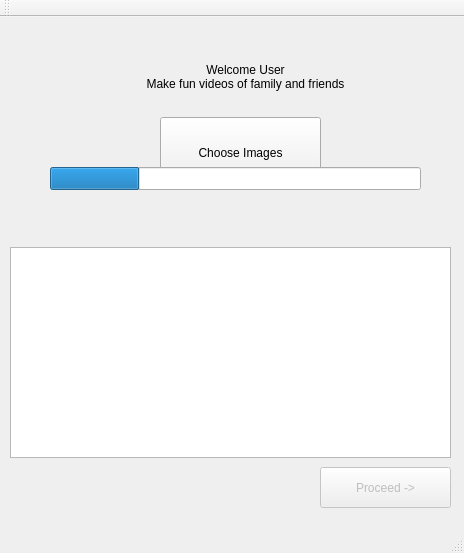
The window that mainwindow.ui (aman-bhatia/dia-2) describes before a commit, drawn with Qt 5.
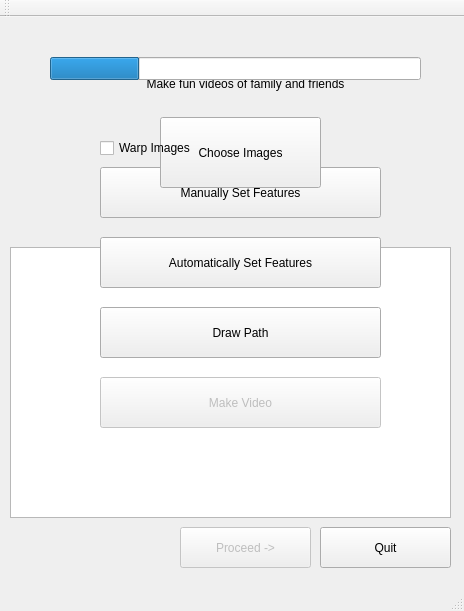
The same window after the commit.

Commit message: Added Image warping, drawing of path and enhanced user interface, nobugs in this version, to do is bilateral and automatic feature detection

Diff of the .ui file:
```diff
--- a/mainwindow.ui
+++ b/mainwindow.ui
@@ -7,7 +7,7 @@
     <x>0</x>
     <y>0</y>
     <width>464</width>
-    <height>553</height>
+    <height>611</height>
    </rect>
   </property>
   <property name="windowTitle">
@@ -46,18 +46,18 @@
       <x>10</x>
       <y>230</y>
       <width>441</width>
-      <height>211</height>
+      <height>271</height>
      </rect>
     </property>
    </widget>
-   <widget class="QPushButton" name="pushButton_2">
+   <widget class="QPushButton" name="pushButton_proceed">
     <property name="enabled">
      <bool>false</bool>
     </property>
     <property name="geometry">
      <rect>
-      <x>320</x>
-      <y>450</y>
+      <x>180</x>
+      <y>510</y>
       <width>131</width>
       <height>41</height>
      </rect>
@@ -66,13 +66,13 @@
      <string>Proceed -&gt;</string>
     </property>
    </widget>
-   <widget class="QPushButton" name="pushButton_3">
+   <widget class="QPushButton" name="pushButton_man_feature">
     <property name="geometry">
      <rect>
       <x>100</x>
-      <y>250</y>
+      <y>150</y>
       <width>281</width>
-      <height>81</height>
+      <height>51</height>
      </rect>
     </property>
     <property name="text">
@@ -82,13 +82,16 @@
      <bool>false</bool>
     </property>
    </widget>
-   <widget class="QPushButton" name="pushButton_4">
+   <widget class="QPushButton" name="pushButton_make_video">
+    <property name="enabled">
+     <bool>false</bool>
+    </property>
     <property name="geometry">
      <rect>
       <x>100</x>
-      <y>350</y>
+      <y>360</y>
       <width>281</width>
-      <height>81</height>
+      <height>51</height>
      </rect>
     </property>
     <property name="text">
@@ -98,22 +101,6 @@
      <bool>false</bool>
     </property>
    </widget>
-   <widget class="QLabel" name="label_2">
-    <property name="enabled">
-     <bool>true</bool>
-    </property>
-    <property name="geometry">
-     <rect>
-      <x>60</x>
-      <y>190</y>
-      <width>371</width>
-      <height>51</height>
-     </rect>
-    </property>
-    <property name="text">
-     <string>&lt;html&gt;&lt;head/&gt;&lt;body&gt;&lt;p align=&quot;center&quot;&gt;&lt;br/&gt;&lt;/p&gt;&lt;/body&gt;&lt;/html&gt;</string>
-    </property>
-   </widget>
    <widget class="QProgressBar" name="progressBar">
     <property name="enabled">
      <bool>true</bool>
@@ -121,7 +108,7 @@
     <property name="geometry">
      <rect>
       <x>50</x>
-      <y>150</y>
+      <y>40</y>
       <width>371</width>
       <height>23</height>
      </rect>
@@ -137,7 +124,7 @@
     <property name="geometry">
      <rect>
       <x>50</x>
-      <y>180</y>
+      <y>70</y>
       <width>371</width>
       <height>31</height>
      </rect>
@@ -146,15 +133,85 @@
      <string>&lt;html&gt;&lt;head/&gt;&lt;body&gt;&lt;p&gt;&lt;br/&gt;&lt;/p&gt;&lt;/body&gt;&lt;/html&gt;</string>
     </property>
    </widget>
-   <zorder>pushButton_2</zorder>
-   <zorder>pushButton_3</zorder>
+   <widget class="QCheckBox" name="checkBox_warp">
+    <property name="geometry">
+     <rect>
+      <x>100</x>
+      <y>120</y>
+      <width>141</width>
+      <height>22</height>
+     </rect>
+    </property>
+    <property name="text">
+     <string>Warp Images</string>
+    </property>
+   </widget>
+   <widget class="QPushButton" name="pushButton_quit">
+    <property name="enabled">
+     <bool>true</bool>
+    </property>
+    <property name="geometry">
+     <rect>
+      <x>320</x>
+      <y>510</y>
+      <width>131</width>
+      <height>41</height>
+     </rect>
+    </property>
+    <property name="text">
+     <string>Quit</string>
+    </property>
+   </widget>
+   <widget class="QPushButton" name="pushButton_path">
+    <property name="enabled">
+     <bool>true</bool>
+    </property>
+    <property name="geometry">
+     <rect>
+      <x>100</x>
+      <y>290</y>
+      <width>281</width>
+      <height>51</height>
+     </rect>
+    </property>
+    <property name="text">
+     <string>Draw Path</string>
+    </property>
+    <property name="checkable">
+     <bool>false</bool>
+    </property>
+   </widget>
+   <widget class="QPushButton" name="pushButton_auto_feature">
+    <property name="enabled">
+     <bool>true</bool>
+    </property>
+    <property name="geometry">
+     <rect>
+      <x>100</x>
+      <y>220</y>
+      <width>281</width>
+      <height>51</height>
+     </rect>
+    </property>
+    <property name="text">
+     <string>Automatically Set Features</string>
+    </property>
+    <property name="checkable">
+     <bool>false</bool>
+    </property>
+   </widget>
+   <zorder>listView</zorder>
+   <zorder>pushButton_proceed</zorder>
+   <zorder>pushButton_man_feature</zorder>
    <zorder>pushButton</zorder>
    <zorder>label</zorder>
-   <zorder>pushButton_4</zorder>
-   <zorder>label_2</zorder>
-   <zorder>listView</zorder>
+   <zorder>pushButton_make_video</zorder>
    <zorder>progressBar</zorder>
    <zorder>progress_label</zorder>
+   <zorder>checkBox_warp</zorder>
+   <zorder>pushButton_quit</zorder>
+   <zorder>pushButton_path</zorder>
+   <zorder>pushButton_auto_feature</zorder>
   </widget>
   <widget class="QMenuBar" name="menuBar">
    <property name="geometry">
```
The commit also changes 20 other files.
